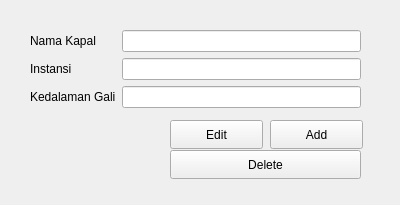
Above: formkapal.ui from Yadija/tugas_visual_2 before the change. Below: the same form after it.
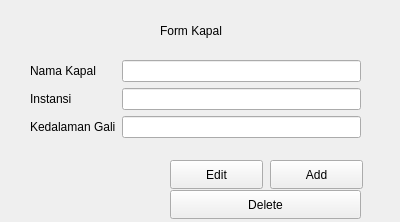
That is the form after the change.

Commit message: ⚒️build: add title to ui

What changed in the file:
```diff
--- a/formkapal.ui
+++ b/formkapal.ui
@@ -7,7 +7,7 @@
     <x>0</x>
     <y>0</y>
     <width>400</width>
-    <height>205</height>
+    <height>222</height>
    </rect>
   </property>
   <property name="windowTitle">
@@ -17,7 +17,7 @@
    <property name="geometry">
     <rect>
      <x>170</x>
-     <y>150</y>
+     <y>190</y>
      <width>191</width>
      <height>29</height>
     </rect>
@@ -30,7 +30,7 @@
    <property name="geometry">
     <rect>
      <x>270</x>
-     <y>120</y>
+     <y>160</y>
      <width>93</width>
      <height>29</height>
     </rect>
@@ -43,9 +43,9 @@
    <property name="geometry">
     <rect>
      <x>30</x>
-     <y>30</y>
+     <y>60</y>
      <width>331</width>
-     <height>91</height>
+     <height>101</height>
     </rect>
    </property>
    <layout class="QFormLayout" name="formLayout_2">
@@ -85,7 +85,7 @@
    <property name="geometry">
     <rect>
      <x>170</x>
-     <y>120</y>
+     <y>160</y>
      <width>93</width>
      <height>29</height>
     </rect>
@@ -94,6 +94,19 @@
     <string>Edit</string>
    </property>
   </widget>
+  <widget class="QLabel" name="label">
+   <property name="geometry">
+    <rect>
+     <x>160</x>
+     <y>20</y>
+     <width>121</width>
+     <height>21</height>
+    </rect>
+   </property>
+   <property name="text">
+    <string>Form Kapal</string>
+   </property>
+  </widget>
  </widget>
  <resources/>
  <connections/>
```
The commit also changes 6 other files.
